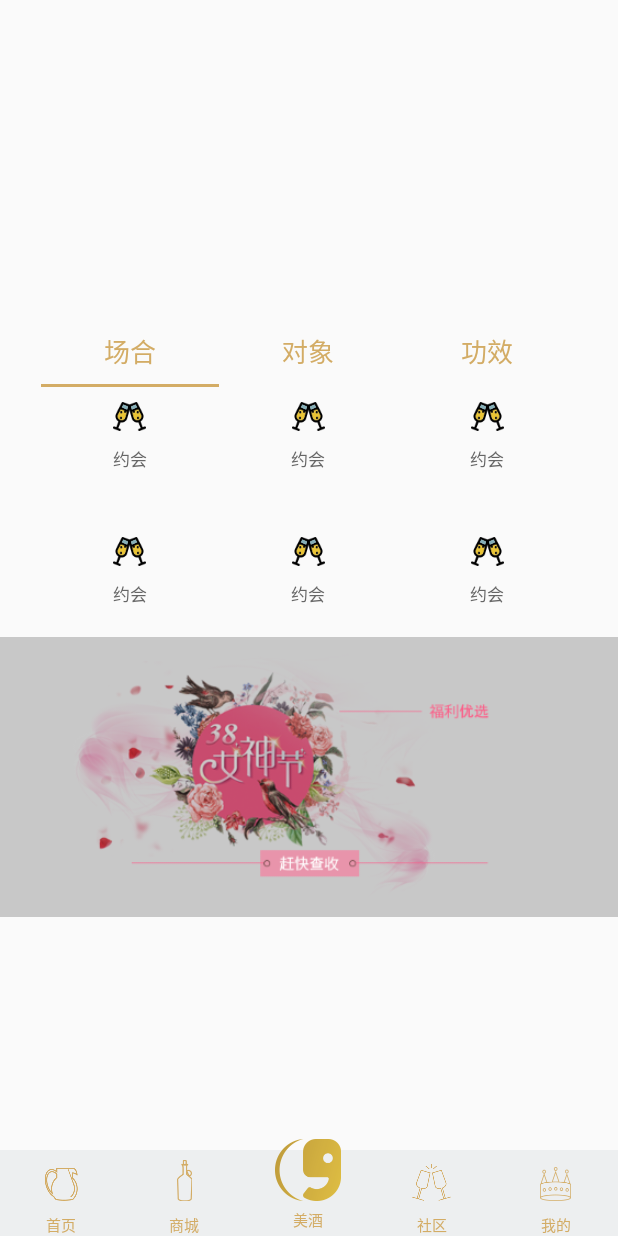
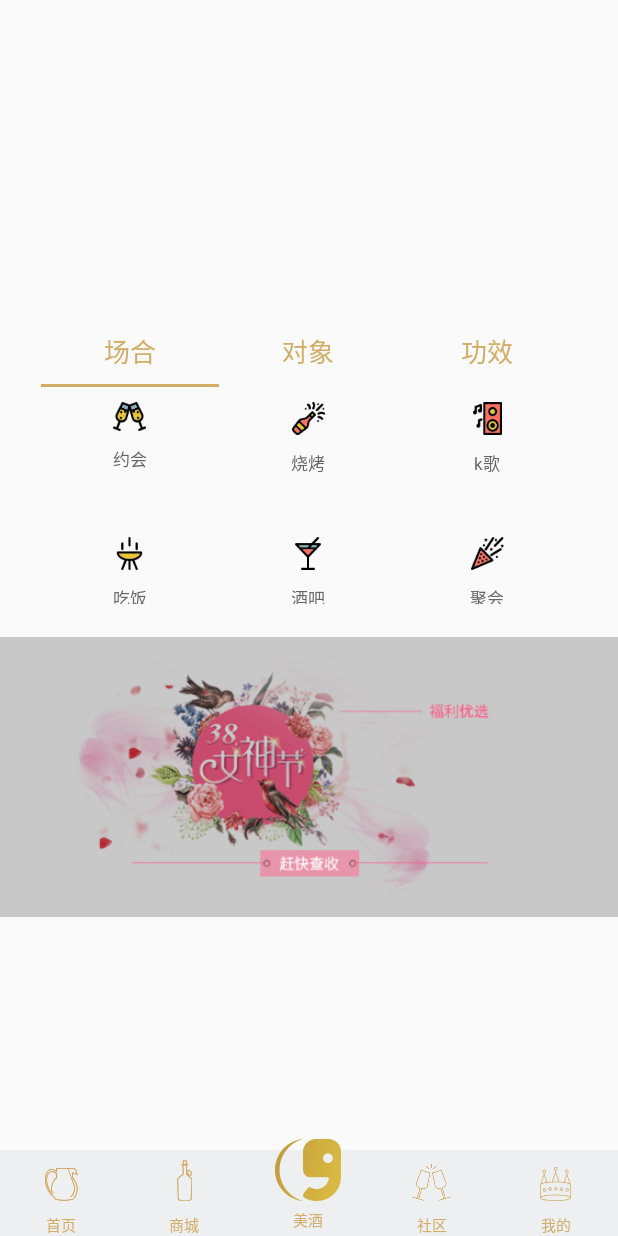
Before and after one commit to jygzdx/JiuPinHui, an Android app: the fragment StoreFragment placed in its activity, on a phone screen of 412 x 824 dp. Run offline under Robolectric (Android 15) with nearby library versions, the phone set to English and light mode, and no system bars; our stand-ins replace CircleImageView; libraries missing offline, so code that uses them is left out: com.zhy.http; pictures from the network do not load; 1 statement that could not run was skipped.

Commit message:
为各个界面加关联，实现跳转（完成）

```diff
--- a/app/src/main/java/com/jiupin/jiupinhui/activity/GoodsActivity.java
+++ b/app/src/main/java/com/jiupin/jiupinhui/activity/GoodsActivity.java
@@ -4,7 +4,6 @@ import android.content.Intent;
 import android.graphics.Color;
 import android.os.Bundle;
 import android.support.v4.widget.NestedScrollView;
-import android.support.v7.app.AppCompatActivity;
 import android.view.View;
 import android.widget.Button;
 import android.widget.ImageView;
@@ -22,7 +21,7 @@ import butterknife.OnClick;
 /**
  * 商品详情页
  */
-public class GoodsActivity extends AppCompatActivity {
+public class GoodsActivity extends BaseActivity {
     private static final String TAG = "GoodsActivity";
     @BindView(R.id.ll_goods_show)
     LinearLayout llGoodsShow;
@@ -158,8 +157,12 @@ public class GoodsActivity extends AppCompatActivity {
     public void onViewClicked(View view) {
         switch (view.getId()) {
             case R.id.btn_contact_customer:
+                Intent intent2 = new Intent(mContext,FamiliarQuestionActivity.class);
+                startActivity(intent2);
                 break;
             case R.id.rl_buy_car:
+                Intent intent1 = new Intent(mContext,BuyCartActivity.class);
+                startActivity(intent1);
                 break;
             case R.id.btn_check_appraise:
                 Intent intent = new Intent(this,CommentActivity.class);
--- a/app/src/main/java/com/jiupin/jiupinhui/activity/OrderActivity.java
+++ b/app/src/main/java/com/jiupin/jiupinhui/activity/OrderActivity.java
@@ -19,6 +19,9 @@ import butterknife.BindView;
 import butterknife.ButterKnife;
 import butterknife.OnClick;
 
+/**
+ * 订单页面
+ */
 public class OrderActivity extends BaseActivity {
     private static final String TAG = "OrderActivity";
 
--- a/app/src/main/java/com/jiupin/jiupinhui/adapter/MyFormAdapter.java
+++ b/app/src/main/java/com/jiupin/jiupinhui/adapter/MyFormAdapter.java
@@ -11,6 +11,7 @@ import android.widget.ImageView;
 import android.widget.TextView;
 
 import com.jiupin.jiupinhui.R;
+import com.jiupin.jiupinhui.activity.FormParticularActivity;
 import com.jiupin.jiupinhui.activity.SendCommentActivity;
 import com.jiupin.jiupinhui.config.Constant;
 import com.jiupin.jiupinhui.entity.Form;
@@ -59,6 +60,8 @@ public class MyFormAdapter extends RecyclerView.Adapter{
                     @Override
                     public void onClick(View v) {
                         ToastUtils.showShort(mContext,"待付款");
+                        Intent intent = new Intent(mContext, FormParticularActivity.class);
+                        mContext.startActivity(intent);
                     }
                 });
                 break;
--- a/app/src/main/java/com/jiupin/jiupinhui/fragment/StoreFragment.java
+++ b/app/src/main/java/com/jiupin/jiupinhui/fragment/StoreFragment.java
@@ -1,5 +1,6 @@
 package com.jiupin.jiupinhui.fragment;
 
+import android.content.Intent;
 import android.os.Bundle;
 import android.support.annotation.Nullable;
 import android.support.design.widget.TabLayout;
@@ -12,6 +13,7 @@ import android.view.ViewGroup;
 import android.widget.LinearLayout;
 
 import com.jiupin.jiupinhui.R;
+import com.jiupin.jiupinhui.activity.GoodsActivity;
 import com.jiupin.jiupinhui.utils.LogUtils;
 import com.jiupin.jiupinhui.widget.ADBannerView;
 
@@ -56,6 +58,9 @@ public class StoreFragment extends Fragment {
         view2 = mInflater.inflate(R.layout.store_func_frag_place, null);
         view3 = mInflater.inflate(R.layout.store_func_frag_place, null);
 
+        setViewClick();
+
+
         //添加页卡视图
         mViewList.clear();
         mViewList.add(view1);
@@ -79,6 +84,20 @@ public class StoreFragment extends Fragment {
         tabLayout.setupWithViewPager(vpFunction);
         LogUtils.d(TAG, "onCreateView");
         return view;
+    }
+
+    /**
+     * 设置click事件
+     */
+    private void setViewClick() {
+        View llSceneDate = view1.findViewById(R.id.ll_scene_date);
+        llSceneDate.setOnClickListener(new View.OnClickListener() {
+            @Override
+            public void onClick(View v) {
+                Intent intent = new Intent(getActivity(), GoodsActivity.class);
+                startActivity(intent);
+            }
+        });
     }
 
     class MyPagerAdapter extends PagerAdapter {
--- a/app/src/main/res/layout/goods_scrollview.xml
+++ b/app/src/main/res/layout/goods_scrollview.xml
@@ -137,8 +137,9 @@
             android:id="@+id/tv_company_name"
             android:layout_width="wrap_content"
             android:layout_height="wrap_content"
-            android:layout_alignRight="@+id/btn_goods_share_start"
+            android:layout_alignParentRight="true"
             android:layout_below="@+id/tv_goods_name"
+            android:layout_marginRight="12dp"
             android:layout_marginBottom="10dp"
             android:layout_marginTop="14dp"
             android:text="酒品网络科技公司"
--- a/app/src/main/res/layout/store_func_frag_place.xml
+++ b/app/src/main/res/layout/store_func_frag_place.xml
@@ -4,15 +4,100 @@
               android:layout_width="match_parent"
               android:layout_height="wrap_content"
     >
+
     <LinearLayout
         android:layout_width="match_parent"
         android:layout_height="0dp"
         android:layout_weight="1"
         android:orientation="horizontal"
+        android:paddingBottom="20dp"
         android:paddingTop="10dp"
-        android:paddingBottom="20dp"
+        >
+
+        <LinearLayout
+            android:id="@+id/ll_scene_date"
+            android:layout_width="0dp"
+            android:layout_height="wrap_content"
+            android:layout_weight="1"
+            android:gravity="center_horizontal"
+            android:orientation="vertical"
+            >
+
+            <ImageButton
+                android:layout_width="wrap_content"
+                android:layout_height="wrap_content"
+                android:background="@null"
+                android:src="@drawable/icon_situation"/>
+
+            <TextView
+                style="@style/store_function_fragment"
+                android:layout_width="wrap_content"
+                android:layout_height="wrap_content"
+                android:text="约会"
+                />
+
+        </LinearLayout>
+
+        <LinearLayout
+            android:id="@+id/ll_scene_barbecue"
+            android:layout_width="0dp"
+            android:layout_height="wrap_content"
+            android:layout_weight="1"
+            android:gravity="center_horizontal"
+            android:orientation="vertical"
+            >
+
+            <ImageButton
+                android:layout_width="wrap_content"
+                android:layout_height="wrap_content"
+                android:background="@null"
+                android:src="@drawable/icon_bbq"/>
+
+            <TextView
+                style="@style/store_function_fragment"
+                android:layout_width="wrap_content"
+                android:layout_height="wrap_content"
+                android:text="烧烤"
+                />
+
+        </LinearLayout>
+
+        <LinearLayout
+            android:id="@+id/ll_scene_sing"
+            android:layout_width="0dp"
+            android:layout_height="wrap_content"
+            android:layout_weight="1"
+            android:gravity="center_horizontal"
+            android:orientation="vertical"
+            >
+
+            <ImageButton
+                android:layout_width="wrap_content"
+                android:layout_height="wrap_content"
+                android:background="@null"
+                android:src="@drawable/icon_song"/>
+
+            <TextView
+                style="@style/store_function_fragment"
+                android:layout_width="wrap_content"
+                android:layout_height="wrap_content"
+                android:text="k歌"
+                />
+
+        </LinearLayout>
+
+    </LinearLayout>
+
+    <LinearLayout
+        android:layout_width="match_parent"
+        android:layout_height="0dp"
+        android:layout_weight="1"
+        android:orientation="horizontal"
+        android:paddingTop="20dp"
+        android:paddingBottom="15dp"
         >
         <LinearLayout
+            android:id="@+id/ll_scene_eat"
             android:layout_width="0dp"
             android:layout_weight="1"
             android:layout_height="wrap_content"
@@ -24,17 +109,18 @@
                 android:background="@null"
                 android:layout_width="wrap_content"
                 android:layout_height="wrap_content"
-                android:src="@drawable/icon_situation"/>
+                android:src="@drawable/icon_eat"/>
 
             <TextView
                 android:layout_width="wrap_content"
                 android:layout_height="wrap_content"
-                android:text="约会"
+                android:text="吃饭"
                 style="@style/store_function_fragment"
                 />
 
         </LinearLayout>
         <LinearLayout
+            android:id="@+id/ll_scene_bar"
             android:layout_width="0dp"
             android:layout_weight="1"
             android:layout_height="wrap_content"
@@ -46,17 +132,18 @@
                 android:background="@null"
                 android:layout_width="wrap_content"
                 android:layout_height="wrap_content"
-                android:src="@drawable/icon_situation"/>
+                android:src="@drawable/icon_bar"/>
 
             <TextView
                 android:layout_width="wrap_content"
                 android:layout_height="wrap_content"
-                android:text="约会"
+                android:text="酒吧"
                 style="@style/store_function_fragment"
                 />
 
         </LinearLayout>
         <LinearLayout
+            android:id="@+id/ll_scene_meeting"
             android:layout_width="0dp"
             android:layout_weight="1"
             android:layout_height="wrap_content"
@@ -68,88 +155,12 @@
                 android:background="@null"
                 android:layout_width="wrap_content"
                 android:layout_height="wrap_content"
-                android:src="@drawable/icon_situation"/>
+                android:src="@drawable/icon_party"/>
 
             <TextView
                 android:layout_width="wrap_content"
                 android:layout_height="wrap_content"
-                android:text="约会"
-                style="@style/store_function_fragment"
-                />
-
-        </LinearLayout>
-
-    </LinearLayout>
-    <LinearLayout
-        android:layout_width="match_parent"
-        android:layout_height="0dp"
-        android:layout_weight="1"
-        android:orientation="horizontal"
-        android:paddingTop="20dp"
-        android:paddingBottom="15dp"
-        >
-        <LinearLayout
-            android:layout_width="0dp"
-            android:layout_weight="1"
-            android:layout_height="wrap_content"
-            android:gravity="center_horizontal"
-            android:orientation="vertical"
-            >
-
-            <ImageButton
-                android:background="@null"
-                android:layout_width="wrap_content"
-                android:layout_height="wrap_content"
-                android:src="@drawable/icon_situation"/>
-
-            <TextView
-                android:layout_width="wrap_content"
-                android:layout_height="wrap_content"
-                android:text="约会"
-                style="@style/store_function_fragment"
-                />
-
-        </LinearLayout>
-        <LinearLayout
-            android:layout_width="0dp"
-            android:layout_weight="1"
-            android:layout_height="wrap_content"
-            android:gravity="center_horizontal"
-            android:orientation="vertical"
-            >
-
-            <ImageButton
-                android:background="@null"
-                android:layout_width="wrap_content"
-                android:layout_height="wrap_content"
-                android:src="@drawable/icon_situation"/>
-
-            <TextView
-                android:layout_width="wrap_content"
-                android:layout_height="wrap_content"
-                android:text="约会"
-                style="@style/store_function_fragment"
-                />
-
-        </LinearLayout>
-        <LinearLayout
-            android:layout_width="0dp"
-            android:layout_weight="1"
-            android:layout_height="wrap_content"
-            android:gravity="center_horizontal"
-            android:orientation="vertical"
-            >
-
-            <ImageButton
-                android:background="@null"
-                android:layout_width="wrap_content"
-                android:layout_height="wrap_content"
-                android:src="@drawable/icon_situation"/>
-
-            <TextView
-                android:layout_width="wrap_content"
-                android:layout_height="wrap_content"
-                android:text="约会"
+                android:text="聚会"
                 style="@style/store_function_fragment"
                 />
 
```
